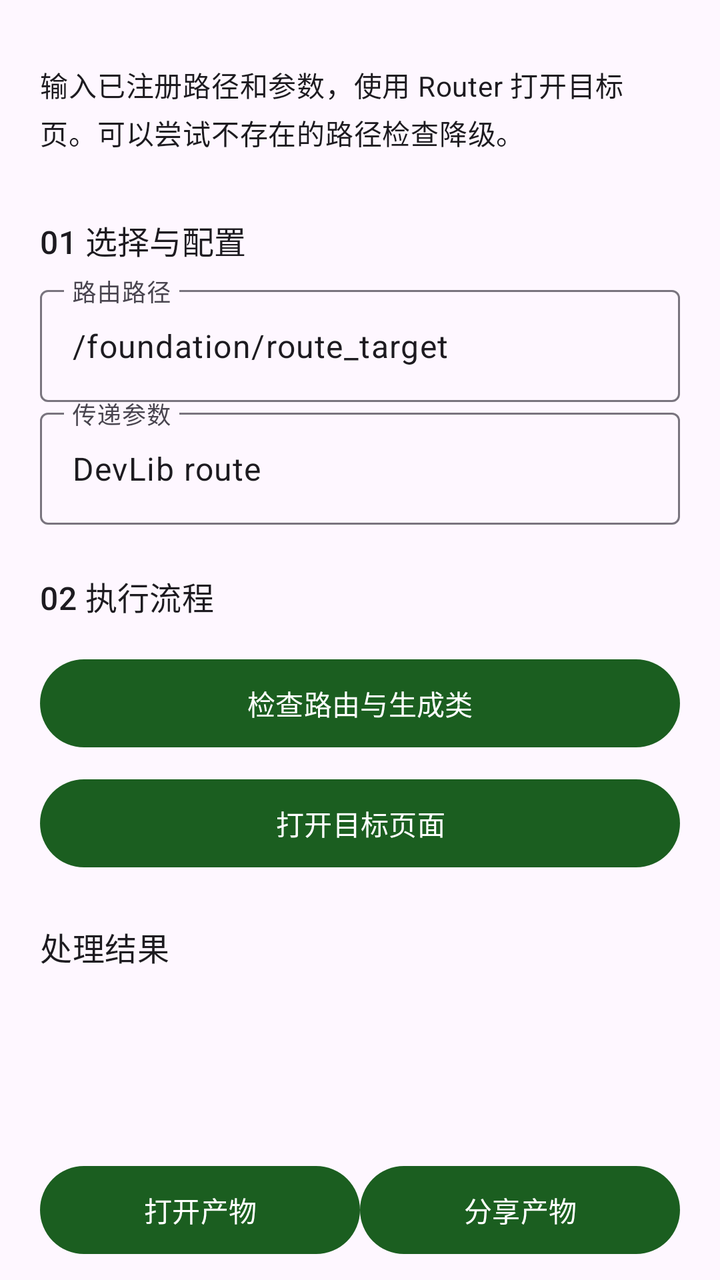
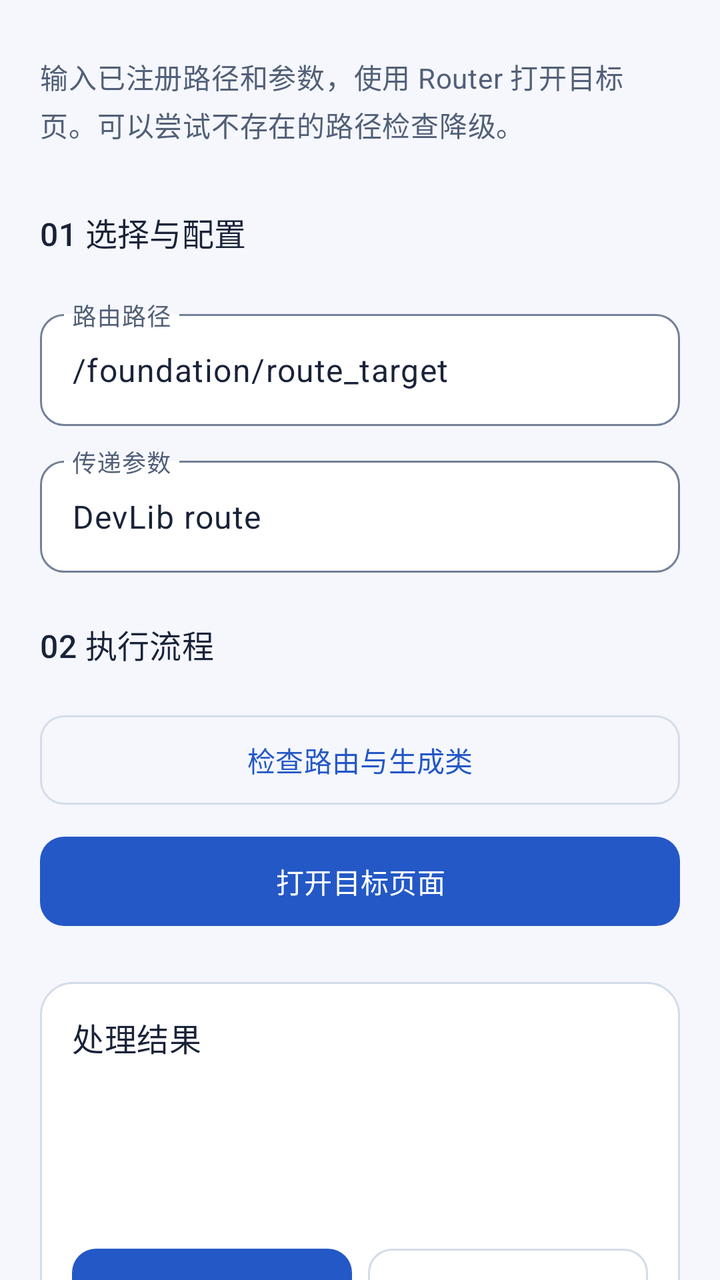

The first picture is an Android layout as it rendered before a commit; the second is the same layout after the commit. The layout source and the unified diff follow.
<!-- AndroidManifest.xml: another module's application theme Theme.DevLib -->
<!-- res/layout/demo_router.xml -->
<?xml version='1.0' encoding='utf-8'?>
<ScrollView xmlns:android="http://schemas.android.com/apk/res/android" android:layout_width="match_parent" android:layout_height="match_parent" android:fillViewport="true" android:scrollbars="none" android:clipToPadding="false">
    <LinearLayout style="@style/Demo.Page">
        <TextView style="@style/Demo.Label" android:text="@string/demo_router_intro" />
        <TextView style="@style/Demo.Heading" android:text="@string/demo_router_input" />
        <com.google.android.material.textfield.TextInputLayout android:layout_width="match_parent" android:layout_height="wrap_content" android:hint="@string/demo_router_path">
            <com.google.android.material.textfield.TextInputEditText android:id="@+id/path" style="@style/Demo.Input" android:inputType="text" android:text="@string/demo_router_path_value" android:saveEnabled="true" />
        </com.google.android.material.textfield.TextInputLayout>
        <com.google.android.material.textfield.TextInputLayout android:layout_width="match_parent" android:layout_height="wrap_content" android:hint="@string/demo_router_value">
            <com.google.android.material.textfield.TextInputEditText android:id="@+id/value" style="@style/Demo.Input" android:inputType="text" android:text="@string/demo_router_value_value" android:saveEnabled="true" />
        </com.google.android.material.textfield.TextInputLayout>
        <TextView style="@style/Demo.Heading" android:text="@string/demo_router_execute" />
        <com.google.android.material.button.MaterialButton android:id="@+id/inspect" style="@style/Demo.Button" android:text="@string/demo_router_inspect" />
        <com.google.android.material.button.MaterialButton android:id="@+id/navigate" style="@style/Demo.Button" android:text="@string/demo_router_navigate" />
        <include android:id="@+id/result" layout="@layout/demo_output" />
    </LinearLayout>
</ScrollView>
<!-- res/layout/demo_output.xml (included above) -->
<?xml version='1.0' encoding='utf-8'?>
<LinearLayout xmlns:android="http://schemas.android.com/apk/res/android" style="@style/Demo.Page" android:padding="0dp">
    <TextView style="@style/Demo.Heading" android:text="@string/demo_output" />
    <TextView android:id="@+id/inputs" style="@style/Demo.Label" android:textIsSelectable="true" />
    <ImageView android:id="@+id/inputPreview" android:layout_width="match_parent" android:layout_height="200dp" android:scaleType="fitCenter" android:contentDescription="@string/workspace_original" android:visibility="gone" />
    <ProgressBar android:id="@+id/progress" style="?android:attr/progressBarStyleHorizontal" android:layout_width="match_parent" android:layout_height="wrap_content" android:visibility="gone" />
    <TextView android:id="@+id/message" style="@style/Demo.Label" android:textIsSelectable="true" />
    <ImageView android:id="@+id/preview" android:layout_width="match_parent" android:layout_height="wrap_content" android:adjustViewBounds="true" android:maxHeight="360dp" android:contentDescription="@string/demo_preview" android:visibility="gone" />
    <com.google.android.material.button.MaterialButton android:id="@+id/cancel" style="@style/Demo.Button" android:text="@string/demo_cancel" android:visibility="gone" />
    <LinearLayout android:layout_width="match_parent" android:layout_height="wrap_content" android:orientation="horizontal">
        <com.google.android.material.button.MaterialButton android:id="@+id/open" style="@style/Demo.Button" android:layout_width="0dp" android:layout_weight="1" android:text="@string/demo_open" />
        <com.google.android.material.button.MaterialButton android:id="@+id/share" style="@style/Demo.Button" android:layout_width="0dp" android:layout_weight="1" android:text="@string/demo_share" />
    </LinearLayout>
    <com.google.android.material.button.MaterialButton android:id="@+id/save" style="@style/Demo.Button" android:text="@string/workspace_save" />
    <com.google.android.material.button.MaterialButton android:id="@+id/continueWith" style="@style/Demo.Button" android:text="@string/workspace_continue" />
</LinearLayout>
<!-- resources referenced by this layout -->
<resources>
  <style name="Demo.Button" parent="">
          <item name="android:layout_width">match_parent</item>
          <item name="android:layout_height">wrap_content</item>
          <item name="android:minHeight">52dp</item>
          <item name="android:layout_marginTop">8dp</item>
      </style>
  <style name="Demo.Heading" parent="Demo.Label">
          <item name="android:textAppearance">?attr/textAppearanceTitleMedium</item>
          <item name="android:layout_marginTop">24dp</item>
      </style>
  <style name="Demo.Input" parent="">
          <item name="android:layout_width">match_parent</item>
          <item name="android:layout_height">wrap_content</item>
          <item name="android:minHeight">56dp</item>
          <item name="android:layout_marginTop">8dp</item>
          <item name="android:importantForAutofill">no</item>
      </style>
  <style name="Demo.Label" parent="">
          <item name="android:layout_width">match_parent</item>
          <item name="android:layout_height">wrap_content</item>
          <item name="android:textAppearance">?attr/textAppearanceBodyMedium</item>
          <item name="android:layout_marginTop">12dp</item>
          <item name="android:layout_marginBottom">8dp</item>
      </style>
  <style name="Demo.Page" parent="">
          <item name="android:orientation">vertical</item>
          <item name="android:padding">20dp</item>
          <item name="android:layout_width">match_parent</item>
          <item name="android:layout_height">wrap_content</item>
      </style>
  <style name="Theme.DevLib" parent="Theme.Material3.DayNight.NoActionBar">
          <item name="colorPrimary">@color/primary</item>
          <item name="colorOnPrimary">@color/on_primary</item>
          <item name="android:statusBarColor">@android:color/transparent</item>
          <item name="android:navigationBarColor">@android:color/transparent</item>
          <item name="android:windowLightStatusBar">true</item>
          <item name="android:windowLightNavigationBar">true</item>
          <item name="android:enforceNavigationBarContrast">false</item>
      </style>
  <color name="primary">#1B5E20</color>
  <color name="on_primary">#FFFFFF</color>
  <!-- unchanged entries left out for length: 17 -->
</resources>

<!-- the commit's change to res/layout/demo_router.xml (unified diff, before → after) -->
@@ -3,31 +3,31 @@
     <LinearLayout style="@style/Demo.Page">
         <TextView style="@style/Demo.Label" android:text="@string/demo_router_intro" />
         <TextView style="@style/Demo.Heading" android:text="@string/demo_router_input" />
-        <com.google.android.material.textfield.TextInputLayout android:layout_width="match_parent" android:layout_height="wrap_content" android:hint="@string/demo_router_path">
+        <com.google.android.material.textfield.TextInputLayout style="@style/Demo.TextInputLayout" android:layout_width="match_parent" android:layout_height="wrap_content" android:hint="@string/demo_router_path">
             <com.google.android.material.textfield.TextInputEditText android:id="@+id/path" style="@style/Demo.Input" android:inputType="text" android:text="@string/demo_router_path_value" android:saveEnabled="true" />
         </com.google.android.material.textfield.TextInputLayout>
-        <com.google.android.material.textfield.TextInputLayout android:layout_width="match_parent" android:layout_height="wrap_content" android:hint="@string/demo_router_value">
+        <com.google.android.material.textfield.TextInputLayout style="@style/Demo.TextInputLayout" android:layout_width="match_parent" android:layout_height="wrap_content" android:hint="@string/demo_router_value">
             <com.google.android.material.textfield.TextInputEditText android:id="@+id/value" style="@style/Demo.Input" android:inputType="text" android:text="@string/demo_router_value_value" android:saveEnabled="true" />
         </com.google.android.material.textfield.TextInputLayout>
         <TextView style="@style/Demo.Heading" android:text="@string/demo_router_execute" />
         <com.google.android.material.button.MaterialButton android:id="@+id/inspect" style="@style/Demo.Button" android:text="@string/demo_router_inspect" />
-        <com.google.android.material.button.MaterialButton android:id="@+id/navigate" style="@style/Demo.Button" android:text="@string/demo_router_navigate" />
+        <com.google.android.material.button.MaterialButton android:id="@+id/navigate" style="@style/Demo.Button.Primary" android:text="@string/demo_router_navigate" />
         <include android:id="@+id/result" layout="@layout/demo_output" />
     </LinearLayout>
 </ScrollView>
 <!-- res/layout/demo_output.xml (included above) -->
 <?xml version='1.0' encoding='utf-8'?>
-<LinearLayout xmlns:android="http://schemas.android.com/apk/res/android" style="@style/Demo.Page" android:padding="0dp">
-    <TextView style="@style/Demo.Heading" android:text="@string/demo_output" />
+<LinearLayout xmlns:android="http://schemas.android.com/apk/res/android" style="@style/Demo.Page" android:padding="16dp" android:layout_marginTop="24dp" android:background="@drawable/demo_result_surface">
+    <TextView style="@style/Demo.Heading" android:layout_marginTop="0dp" android:text="@string/demo_output" />
     <TextView android:id="@+id/inputs" style="@style/Demo.Label" android:textIsSelectable="true" />
     <ImageView android:id="@+id/inputPreview" android:layout_width="match_parent" android:layout_height="200dp" android:scaleType="fitCenter" android:contentDescription="@string/workspace_original" android:visibility="gone" />
     <ProgressBar android:id="@+id/progress" style="?android:attr/progressBarStyleHorizontal" android:layout_width="match_parent" android:layout_height="wrap_content" android:visibility="gone" />
-    <TextView android:id="@+id/message" style="@style/Demo.Label" android:textIsSelectable="true" />
+    <TextView android:id="@+id/message" style="@style/Demo.Label" android:accessibilityLiveRegion="polite" android:textIsSelectable="true" />
     <ImageView android:id="@+id/preview" android:layout_width="match_parent" android:layout_height="wrap_content" android:adjustViewBounds="true" android:maxHeight="360dp" android:contentDescription="@string/demo_preview" android:visibility="gone" />
-    <com.google.android.material.button.MaterialButton android:id="@+id/cancel" style="@style/Demo.Button" android:text="@string/demo_cancel" android:visibility="gone" />
+    <com.google.android.material.button.MaterialButton android:id="@+id/cancel" style="@style/Demo.Button.Danger" android:text="@string/demo_cancel" android:visibility="gone" />
     <LinearLayout android:layout_width="match_parent" android:layout_height="wrap_content" android:orientation="horizontal">
-        <com.google.android.material.button.MaterialButton android:id="@+id/open" style="@style/Demo.Button" android:layout_width="0dp" android:layout_weight="1" android:text="@string/demo_open" />
-        <com.google.android.material.button.MaterialButton android:id="@+id/share" style="@style/Demo.Button" android:layout_width="0dp" android:layout_weight="1" android:text="@string/demo_share" />
+        <com.google.android.material.button.MaterialButton android:id="@+id/open" style="@style/Demo.Button.Primary" android:layout_marginEnd="4dp" android:layout_width="0dp" android:layout_weight="1" android:text="@string/demo_open" />
+        <com.google.android.material.button.MaterialButton android:id="@+id/share" style="@style/Demo.Button" android:layout_marginStart="4dp" android:layout_width="0dp" android:layout_weight="1" android:text="@string/demo_share" />
     </LinearLayout>
     <com.google.android.material.button.MaterialButton android:id="@+id/save" style="@style/Demo.Button" android:text="@string/workspace_save" />
     <com.google.android.material.button.MaterialButton android:id="@+id/continueWith" style="@style/Demo.Button" android:text="@string/workspace_continue" />
<!-- resource entries referenced after the edit -->
@@ -1,46 +1,130 @@
 <!-- resources referenced by this layout -->
 <resources>
-  <style name="Demo.Button" parent="">
+  <!-- drawable demo_result_surface (drawable) -->
+  <shape xmlns:android="http://schemas.android.com/apk/res/android" android:shape="rectangle">
+      <solid android:color="@color/dev_surface_card" />
+      <corners android:radius="16dp" />
+      <stroke android:width="1dp" android:color="@color/dev_outline_variant" />
+  </shape>
+  <style name="Demo.Button" parent="Widget.Material3.Button.OutlinedButton">
           <item name="android:layout_width">match_parent</item>
           <item name="android:layout_height">wrap_content</item>
-          <item name="android:minHeight">52dp</item>
+          <item name="android:minHeight">48dp</item>
+          <item name="android:minWidth">0dp</item>
           <item name="android:layout_marginTop">8dp</item>
+          <item name="android:textAllCaps">false</item>
+          <item name="cornerRadius">12dp</item>
+          <item name="strokeColor">@color/dev_outline_variant</item>
+          <item name="android:paddingTop">12dp</item>
+          <item name="android:paddingBottom">12dp</item>
+      </style>
+  <style name="Demo.Button.Danger" parent="Demo.Button">
+          <item name="android:textColor">@color/dev_error</item>
+      </style>
+  <style name="Demo.Button.Primary" parent="Widget.Material3.Button">
+          <item name="android:layout_width">match_parent</item>
+          <item name="android:layout_height">wrap_content</item>
+          <item name="android:minHeight">48dp</item>
+          <item name="android:minWidth">0dp</item>
+          <item name="android:layout_marginTop">8dp</item>
+          <item name="android:textAllCaps">false</item>
+          <item name="cornerRadius">12dp</item>
+          <item name="android:paddingTop">12dp</item>
+          <item name="android:paddingBottom">12dp</item>
       </style>
   <style name="Demo.Heading" parent="Demo.Label">
           <item name="android:textAppearance">?attr/textAppearanceTitleMedium</item>
+          <item name="android:textColor">@color/feature_res_on_surface</item>
           <item name="android:layout_marginTop">24dp</item>
+          <item name="android:layout_marginBottom">12dp</item>
+          <item name="android:accessibilityHeading">true</item>
       </style>
   <style name="Demo.Input" parent="">
           <item name="android:layout_width">match_parent</item>
           <item name="android:layout_height">wrap_content</item>
           <item name="android:minHeight">56dp</item>
-          <item name="android:layout_marginTop">8dp</item>
           <item name="android:importantForAutofill">no</item>
       </style>
   <style name="Demo.Label" parent="">
           <item name="android:layout_width">match_parent</item>
           <item name="android:layout_height">wrap_content</item>
           <item name="android:textAppearance">?attr/textAppearanceBodyMedium</item>
-          <item name="android:layout_marginTop">12dp</item>
+          <item name="android:textColor">@color/dev_on_surface_variant</item>
+          <item name="android:lineSpacingExtra">3dp</item>
+          <item name="android:layout_marginTop">8dp</item>
           <item name="android:layout_marginBottom">8dp</item>
       </style>
   <style name="Demo.Page" parent="">
           <item name="android:orientation">vertical</item>
           <item name="android:padding">20dp</item>
+          <item name="android:paddingBottom">32dp</item>
           <item name="android:layout_width">match_parent</item>
           <item name="android:layout_height">wrap_content</item>
       </style>
+  <style name="Demo.TextInputLayout" parent="Widget.Material3.TextInputLayout.OutlinedBox">
+          <item name="android:layout_marginTop">12dp</item>
+          <item name="boxCornerRadiusTopStart">12dp</item>
+          <item name="boxCornerRadiusTopEnd">12dp</item>
+          <item name="boxCornerRadiusBottomStart">12dp</item>
+          <item name="boxCornerRadiusBottomEnd">12dp</item>
+          <item name="boxBackgroundColor">@color/dev_surface_card</item>
+      </style>
   <style name="Theme.DevLib" parent="Theme.Material3.DayNight.NoActionBar">
-          <item name="colorPrimary">@color/primary</item>
-          <item name="colorOnPrimary">@color/on_primary</item>
+          <item name="colorPrimary">@color/dev_primary</item>
+          <item name="colorOnPrimary">@color/dev_on_primary</item>
+          <item name="colorPrimaryContainer">@color/dev_primary_container</item>
+          <item name="colorOnPrimaryContainer">@color/dev_on_primary_container</item>
+          <item name="colorSecondary">@color/dev_secondary</item>
+          <item name="colorOnSecondary">@color/dev_on_secondary</item>
+          <item name="colorSecondaryContainer">@color/dev_secondary_container</item>
+          <item name="colorOnSecondaryContainer">@color/dev_on_secondary_container</item>
+          <item name="colorTertiary">@color/dev_secondary</item>
+          <item name="colorOnTertiary">@color/dev_on_secondary</item>
+          <item name="colorTertiaryContainer">@color/dev_secondary_container</item>
+          <item name="colorOnTertiaryContainer">@color/dev_on_secondary_container</item>
+          <item name="android:colorBackground">@color/feature_res_surface</item>
+          <item name="android:windowBackground">@color/feature_res_surface</item>
+          <item name="colorOnBackground">@color/feature_res_on_surface</item>
+          <item name="colorSurface">@color/dev_surface_card</item>
+          <item name="colorOnSurface">@color/feature_res_on_surface</item>
+          <item name="colorSurfaceVariant">@color/dev_surface_variant</item>
+          <item name="colorOnSurfaceVariant">@color/dev_on_surface_variant</item>
+          <item name="colorSurfaceContainer">@color/dev_surface_card</item>
+          <item name="colorSurfaceContainerLow">@color/dev_surface_card</item>
+          <item name="colorSurfaceContainerHigh">@color/dev_surface_variant</item>
+          <item name="colorOutline">@color/dev_outline</item>
+          <item name="colorOutlineVariant">@color/dev_outline_variant</item>
+          <item name="colorError">@color/dev_error</item>
+          <item name="colorOnError">@color/dev_on_error</item>
+          <item name="colorErrorContainer">@color/dev_error_container</item>
+          <item name="colorOnErrorContainer">@color/dev_on_error_container</item>
+          <item name="textInputStyle">@style/Demo.TextInputLayout</item>
+          <item name="materialButtonStyle">@style/Demo.Button.Primary</item>
+          
+          <item name="android:windowLightStatusBar">@bool/dev_light_system_bars</item>
+          <item name="android:windowLightNavigationBar">@bool/dev_light_system_bars</item>
           <item name="android:statusBarColor">@android:color/transparent</item>
           <item name="android:navigationBarColor">@android:color/transparent</item>
-          <item name="android:windowLightStatusBar">true</item>
-          <item name="android:windowLightNavigationBar">true</item>
-          <item name="android:enforceNavigationBarContrast">false</item>
       </style>
-  <color name="primary">#1B5E20</color>
-  <color name="on_primary">#FFFFFF</color>
+  <color name="dev_surface_card">#FFFFFF</color>
+  <color name="dev_outline_variant">#D4DCE9</color>
+  <color name="dev_error">#B3261E</color>
+  <color name="feature_res_on_surface">#192338</color>
+  <color name="dev_on_surface_variant">#526078</color>
+  <color name="dev_primary">#2458C6</color>
+  <color name="dev_on_primary">#FFFFFF</color>
+  <color name="dev_primary_container">#DFE8FF</color>
+  <color name="dev_on_primary_container">#163567</color>
+  <color name="dev_secondary">#146C70</color>
+  <color name="dev_on_secondary">#FFFFFF</color>
+  <color name="dev_secondary_container">#D8F1F0</color>
+  <color name="dev_on_secondary_container">#124F53</color>
+  <color name="feature_res_surface">#F5F7FC</color>
+  <color name="dev_surface_variant">#E9EDF5</color>
+  <color name="dev_outline">#738098</color>
+  <color name="dev_on_error">#FFFFFF</color>
+  <color name="dev_error_container">#FCE3DF</color>
+  <color name="dev_on_error_container">#761F19</color>
   <!-- unchanged entries left out for length: 17 -->
 </resources>
 
